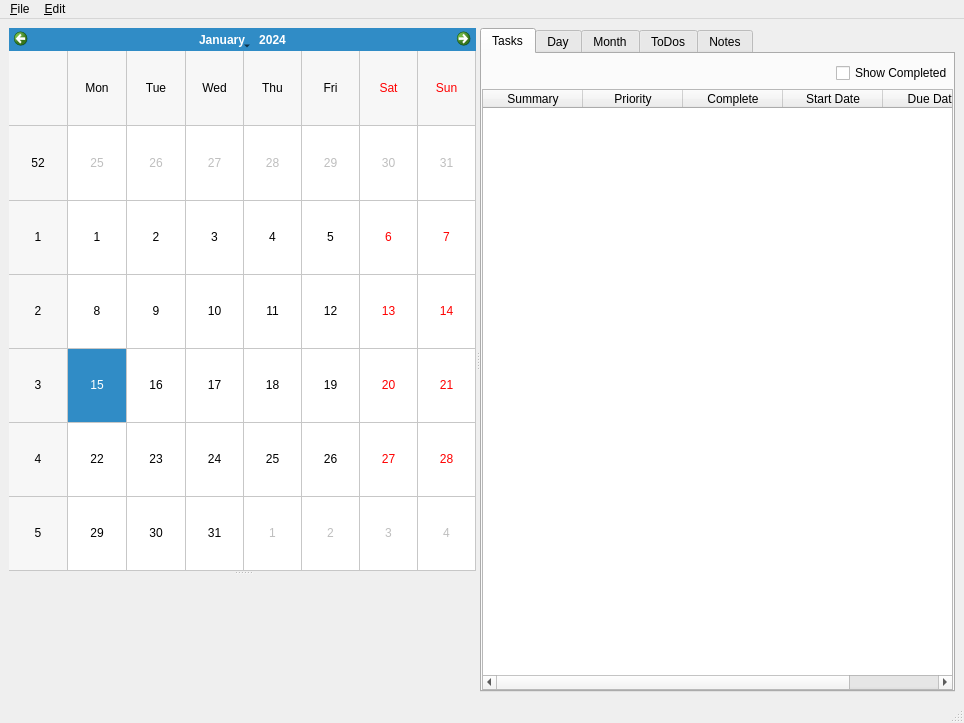
Above: src/hanlendar/ui/main_window.ui from anetczuk/hanlendar before the change. Below: the same form after it.
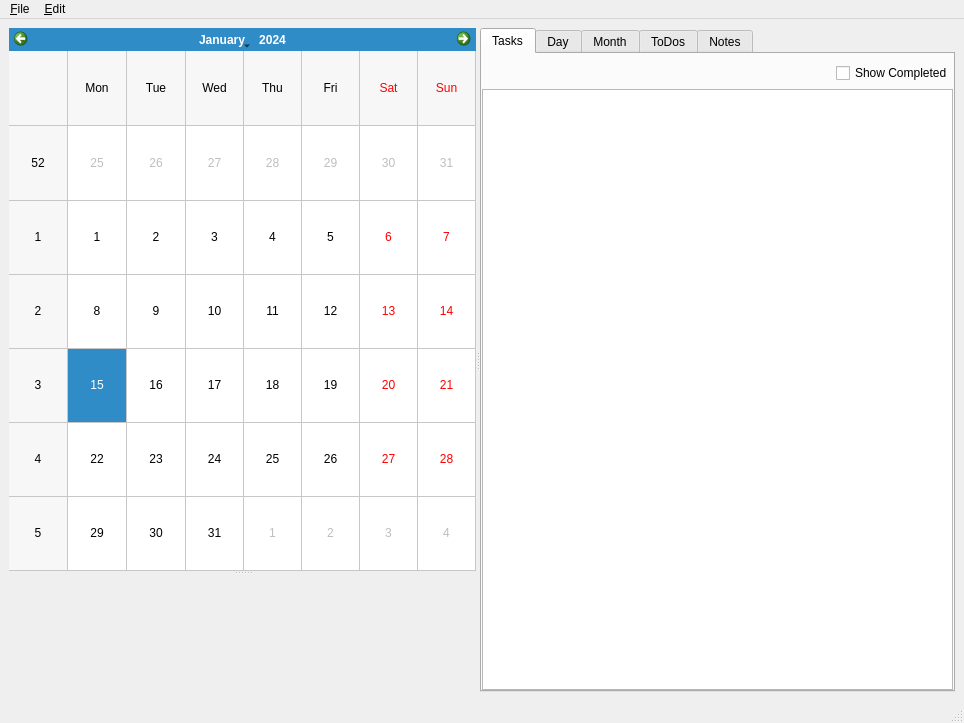
That is the form after the change. The open tabs and pages were chosen to show the change. Custom widgets are drawn as their Qt base class.

Commit message: Implement sub tasks

```diff
--- a/src/hanlendar/ui/main_window.ui
+++ b/src/hanlendar/ui/main_window.ui
@@ -166,45 +166,7 @@
              </layout>
             </item>
             <item>
-             <widget class="TaskTable" name="tasksTable">
-              <property name="editTriggers">
-               <set>QAbstractItemView::NoEditTriggers</set>
-              </property>
-              <property name="selectionMode">
-               <enum>QAbstractItemView::SingleSelection</enum>
-              </property>
-              <property name="selectionBehavior">
-               <enum>QAbstractItemView::SelectRows</enum>
-              </property>
-              <property name="sortingEnabled">
-               <bool>false</bool>
-              </property>
-              <column>
-               <property name="text">
-                <string>Summary</string>
-               </property>
-              </column>
-              <column>
-               <property name="text">
-                <string>Priority</string>
-               </property>
-              </column>
-              <column>
-               <property name="text">
-                <string>Complete</string>
-               </property>
-              </column>
-              <column>
-               <property name="text">
-                <string>Start Date</string>
-               </property>
-              </column>
-              <column>
-               <property name="text">
-                <string>Due Date</string>
-               </property>
-              </column>
-             </widget>
+             <widget class="TaskTable" name="tasksTable"/>
             </item>
            </layout>
           </widget>
@@ -468,11 +430,6 @@
    <extends>QCalendarWidget</extends>
    <header>hanlendar.gui.navcalendar</header>
   </customwidget>
-  <customwidget>
-   <class>TaskTable</class>
-   <extends>QTableWidget</extends>
-   <header>hanlendar.gui.tasktable</header>
-  </customwidget>
   <customwidget>
    <class>TaskDetails</class>
    <extends>QWidget</extends>
@@ -507,6 +464,11 @@
    <extends>QTreeView</extends>
    <header>hanlendar.gui.todotable</header>
   </customwidget>
+  <customwidget>
+   <class>TaskTable</class>
+   <extends>QTreeView</extends>
+   <header>hanlendar.gui.tasktable</header>
+  </customwidget>
  </customwidgets>
  <resources/>
  <connections>
```
Left out of the diff: 2 changed lines with no effect on the pictures. The commit also changes 5 other files.
